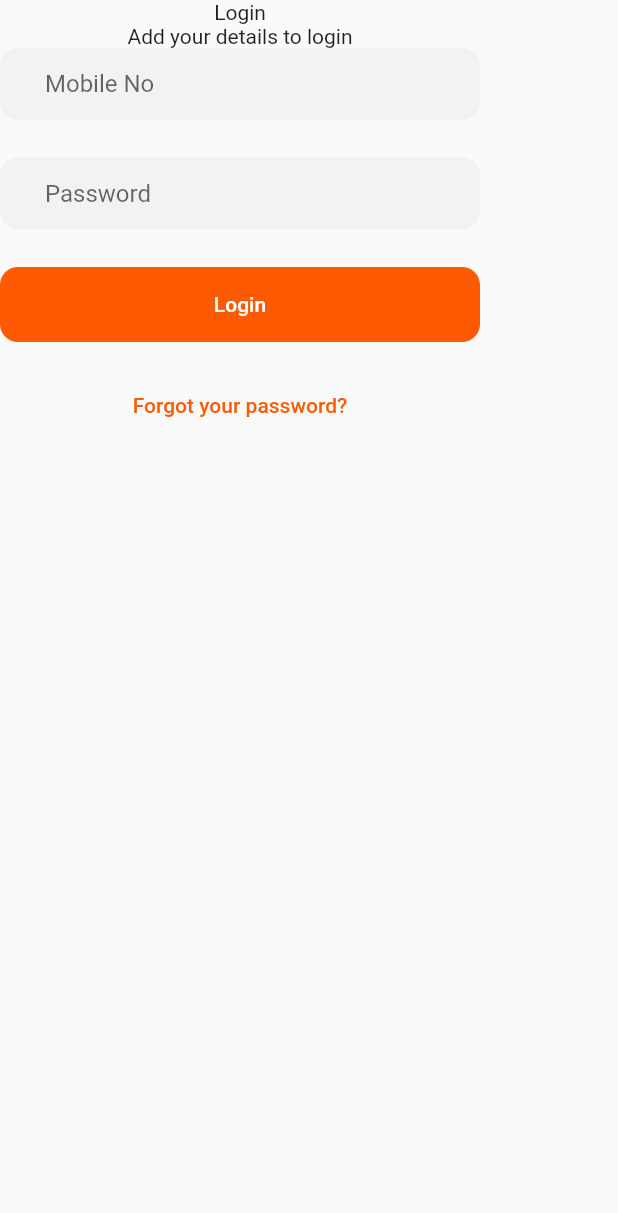
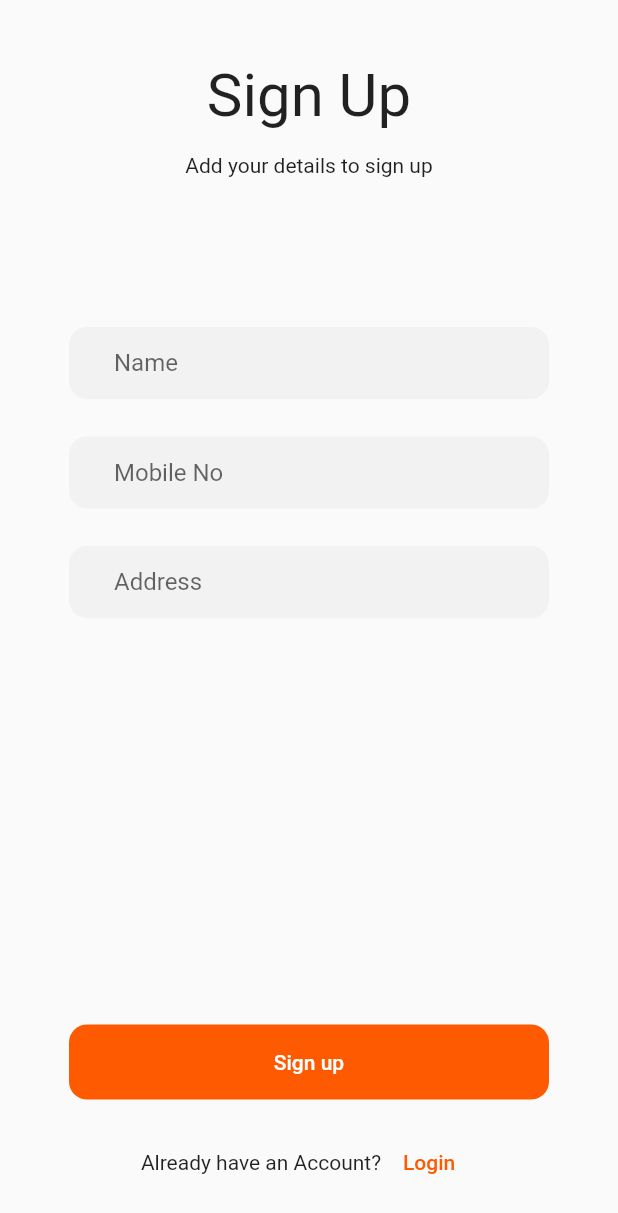
Before and after one commit to YousifMazen/e_commerce, a Flutter app: the SignUpScreen screen opened by its route, on a phone screen of 412 x 824 dp. Shown: the top 1213 px of the screen. Run offline on Flutter 3.47's test engine with Material 2 defaults, Android fonts, the phone set to English and light mode, and no system bars; our stand-ins replace smooth_page_indicator.

```diff
--- a/lib/constants/routes_names.dart
+++ b/lib/constants/routes_names.dart
@@ -1,5 +1,7 @@
 class RoutesNames {
   static const String rootScreen = '/';
+  static const String registerationType = '/registeration_type';
   static const String login = '/login';
   static const String signUp = '/sign_up';
+  static const String newPassword = '/new_password';
 }
--- a/lib/screens/sign_up.dart
+++ b/lib/screens/sign_up.dart
@@ -1,3 +1,4 @@
+import 'package:e_commerce/constants/routes_names.dart';
 import 'package:e_commerce/widgets/button_widgets.dart';
 import 'package:e_commerce/widgets/input_fields.dart';
 import 'package:flutter/material.dart';
@@ -9,27 +10,81 @@ class SignUpScreen extends StatelessWidget {
   Widget build(BuildContext context) {
     return Scaffold(
       body: SafeArea(
+        child: Center(
           child: Column(
             children: [
-            const Text('Login'),
-            const Text('Add your details to login'),
-            const CustomTextFiled(
+              Expanded(
+                flex: 4,
+                child: Column(
+                  children: const [
+                    Padding(
+                      padding: EdgeInsets.only(
+                        top: 40,
+                        bottom: 15,
+                      ),
+                      child: Text(
+                        'Sign Up',
+                        style: TextStyle(
+                          fontSize: 40,
+                        ),
+                      ),
+                    ),
+                    Padding(
+                      padding: EdgeInsets.only(
+                        bottom: 30,
+                      ),
+                      child: Text('Add your details to sign up'),
+                    ),
+                    SizedBox(
+                      height: 70,
+                    ),
+                    CustomTextFiled(
                       isPassword: false,
+                      placeholder: 'Name',
+                    ),
+                    CustomTextFiled(
+                      isPassword: true,
                       placeholder: 'Mobile No',
                     ),
-            const CustomTextFiled(
+                    CustomTextFiled(
                       isPassword: true,
-              placeholder: 'Password',
-            ),
-            PrimaryBtn(
-              text: 'Login',
-              onPressed: () {},
-            ),
-            TextButton(
-              onPressed: () {},
-              child: const Text('Forgot your password?'),
+                      placeholder: 'Address',
                     ),
                   ],
+                ),
+              ),
+              Align(
+                alignment: Alignment.bottomCenter,
+                child: Expanded(
+                  flex: 1,
+                  child: Column(
+                    children: [
+                      PrimaryBtn(
+                        text: 'Sign up',
+                        onPressed: () => Navigator.of(context)
+                            .pushNamed(RoutesNames.newPassword),
+                      ),
+                      Row(
+                        mainAxisAlignment: MainAxisAlignment.center,
+                        children: [
+                          const Text("Already have an Account?"),
+                          TextButton(
+                            onPressed: () => Navigator.of(context)
+                                .pushNamedAndRemoveUntil(
+                                    RoutesNames.login, (route) => false),
+                            child: const Text('Login'),
+                          ),
+                        ],
+                      ),
+                      const SizedBox(
+                        height: 25,
+                      ),
+                    ],
+                  ),
+                ),
+              ),
+            ],
+          ),
         ),
       ),
     );
--- a/lib/utils/routes.dart
+++ b/lib/utils/routes.dart
@@ -1,5 +1,7 @@
 import 'package:e_commerce/constants/routes_names.dart';
+import 'package:e_commerce/screens/intro.dart';
 import 'package:e_commerce/screens/login.dart';
+import 'package:e_commerce/screens/new_password.dart';
 import 'package:e_commerce/screens/registeration_type.dart';
 import 'package:e_commerce/screens/sign_up.dart';
 import 'package:flutter/material.dart';
@@ -8,12 +10,16 @@ class AppRouteGenerator {
   static Route<dynamic> generateRoute(RouteSettings settings) {
     switch (settings.name) {
       case RoutesNames.rootScreen:
+        return MaterialPageRoute(builder: (_) => const IntroScreen());
+      case RoutesNames.registerationType:
         return MaterialPageRoute(
             builder: (_) => const RegisterationTypeScreen());
       case RoutesNames.login:
         return MaterialPageRoute(builder: (_) => const LoginScreen());
       case RoutesNames.signUp:
         return MaterialPageRoute(builder: (_) => const SignUpScreen());
+      case RoutesNames.newPassword:
+        return MaterialPageRoute(builder: (_) => const NewPasswordScreen());
       default:
         // Open this page if wrong route address used
         return MaterialPageRoute(
--- a/pubspec.yaml
+++ b/pubspec.yaml
@@ -35,6 +35,7 @@ dependencies:
   # The following adds the Cupertino Icons font to your application.
   # Use with the CupertinoIcons class for iOS style icons.
   cupertino_icons: ^1.0.2
+  smooth_page_indicator: ^1.1.0
 
 dev_dependencies:
   flutter_test:
@@ -59,8 +60,8 @@ flutter:
   uses-material-design: true
 
   # To add assets to your application, add an assets section, like this:
-  # assets:
-  #   - images/a_dot_burr.jpeg
+  assets:
+    - assets/
   #   - images/a_dot_ham.jpeg
 
   # An image asset can refer to one or more resolution-specific "variants", see
```
Also changed, not shown: lib/screens/intro.dart (added, +96 -0 lines), lib/screens/login.dart (+7 -4 lines), lib/screens/new_password.dart (added, +10 -0 lines), assets/intro1.png (added), assets/intro2.png (added), assets/intro3.png (added), pubspec.lock, 7 other files. Lines whose indentation alone changed are shown as unchanged.
